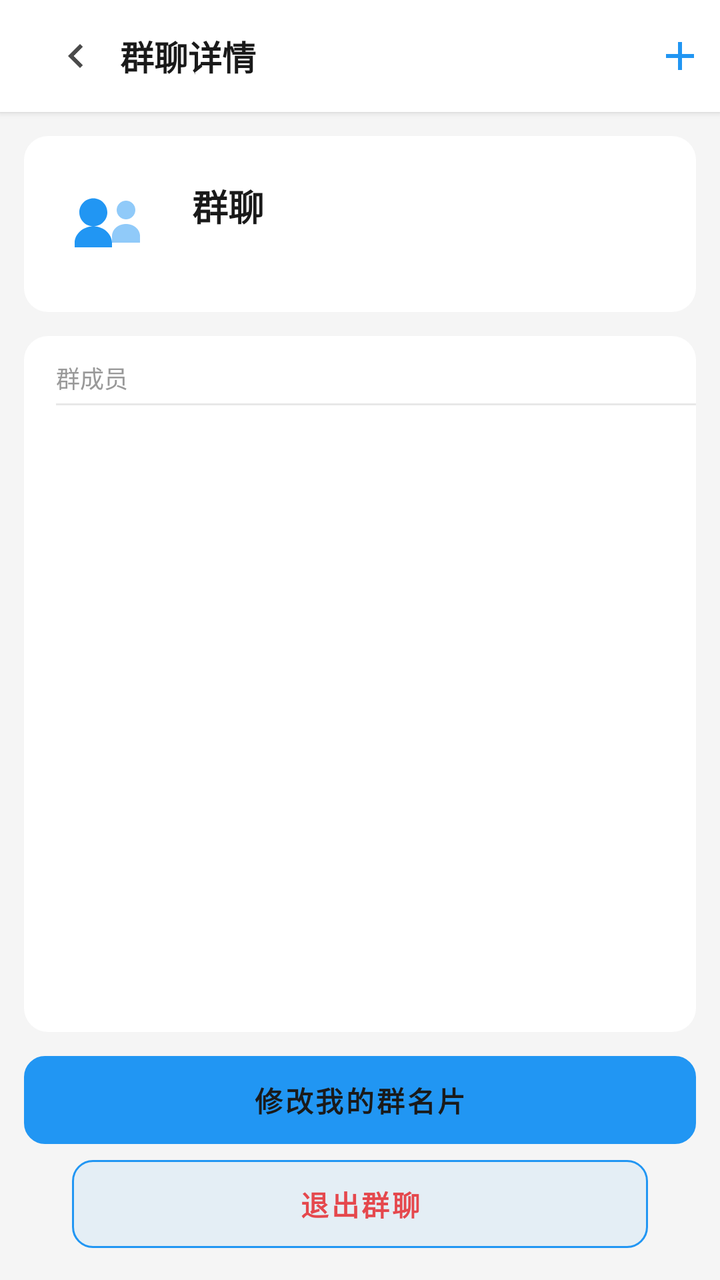
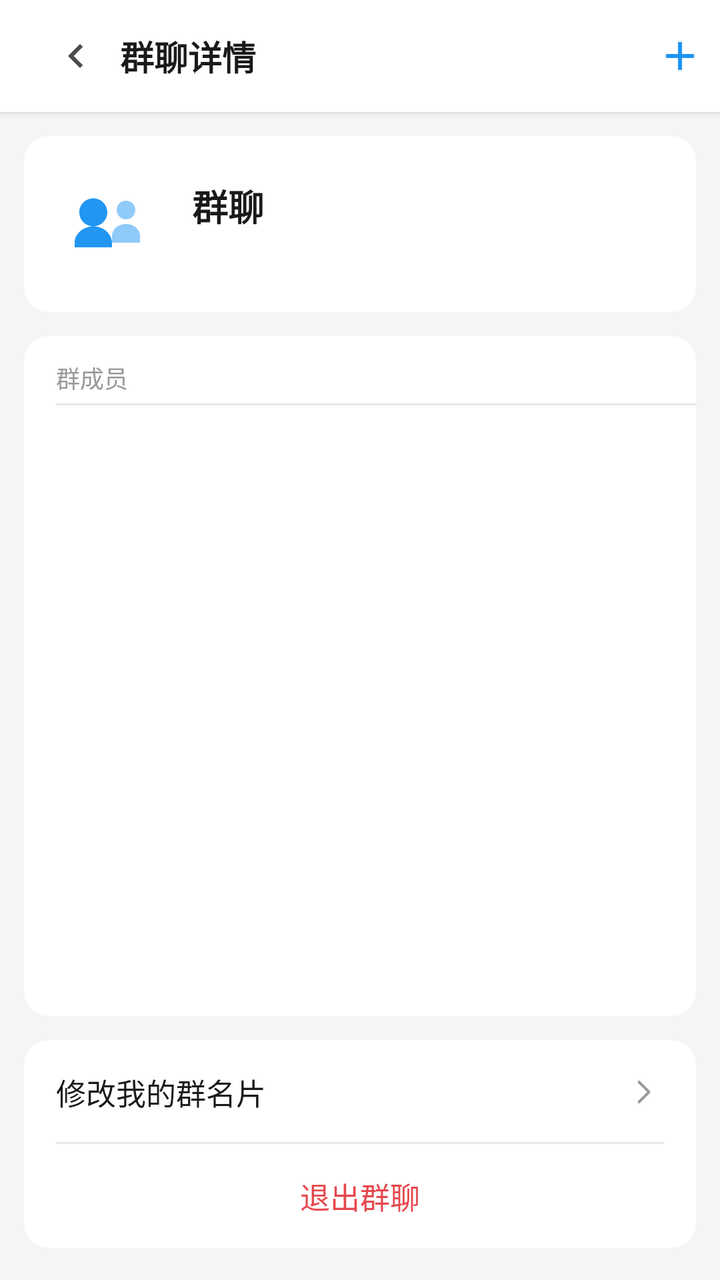

Compare the two renders of this Android layout. The source of the first and the diff that turns it into the second are given below.
<!-- AndroidManifest.xml: another module's application theme Theme.FamilyChat -->
<!-- res/layout/activity_group_detail.xml -->
<?xml version="1.0" encoding="utf-8"?>
<LinearLayout xmlns:android="http://schemas.android.com/apk/res/android"
    android:layout_width="match_parent" android:layout_height="match_parent"
    android:orientation="vertical" android:background="@color/bg">

    
    <androidx.appcompat.widget.Toolbar
        android:id="@+id/chatToolbar"
        android:layout_width="match_parent" android:layout_height="@dimen/toolbar_height"
        android:background="@color/surface" android:elevation="2dp">
        <LinearLayout android:layout_width="match_parent" android:layout_height="match_parent"
            android:orientation="horizontal" android:gravity="center_vertical">
            <ImageButton android:id="@+id/btnBack"
                android:layout_width="44dp" android:layout_height="44dp"
                android:background="?attr/selectableItemBackgroundBorderless"
                android:src="@drawable/ic_back" android:tint="?attr/colorIcon" android:scaleType="center" />
            <TextView android:id="@+id/tvTitle"
                android:layout_width="0dp" android:layout_height="wrap_content" android:layout_weight="1"
                android:text="群聊详情" android:textSize="@dimen/text_size_title" android:textStyle="bold"
                android:textColor="@color/text" />
            <ImageButton android:id="@+id/btnAdd"
                android:layout_width="40dp" android:layout_height="40dp"
                android:src="@drawable/ic_add" android:tint="@color/green"
                android:scaleType="fitCenter" android:padding="8dp"
                android:background="?attr/selectableItemBackgroundBorderless" />
        </LinearLayout>
    </androidx.appcompat.widget.Toolbar>

    
    <LinearLayout android:layout_width="match_parent" android:layout_height="wrap_content"
        android:orientation="horizontal" android:gravity="center_vertical"
        android:background="@drawable/bg_ff_card"
        android:layout_marginStart="@dimen/spacing_m" android:layout_marginEnd="@dimen/spacing_m"
        android:layout_marginTop="@dimen/spacing_m"
        android:padding="@dimen/card_padding">

        <ImageView android:id="@+id/ivGroupAvatar"
            android:layout_width="56dp" android:layout_height="56dp"
            android:src="@drawable/ic_group" android:scaleType="centerCrop" />

        <LinearLayout android:layout_width="0dp" android:layout_height="wrap_content"
            android:layout_weight="1" android:orientation="vertical"
            android:layout_marginStart="@dimen/spacing_m">
            
            <TextView android:id="@+id/tvGroupName"
                android:layout_width="wrap_content" android:layout_height="wrap_content"
                android:text="群聊" android:textSize="18sp" android:textStyle="bold"
                android:textColor="@color/text" android:maxLines="1" android:ellipsize="end" />
            <TextView android:id="@+id/tvGroupCount"
                android:layout_width="wrap_content" android:layout_height="wrap_content"
                android:text="" android:textSize="@dimen/text_size_caption"
                android:textColor="@color/text_secondary"
                android:layout_marginTop="2dp" />
        </LinearLayout>
    </LinearLayout>

    
    <LinearLayout android:layout_width="match_parent" android:layout_height="0dp"
        android:layout_weight="1" android:orientation="vertical"
        android:background="@drawable/bg_ff_card"
        android:layout_marginStart="@dimen/spacing_m" android:layout_marginEnd="@dimen/spacing_m"
        android:layout_marginTop="@dimen/spacing_m" android:layout_marginBottom="@dimen/spacing_m"
        android:clipToPadding="false">

        
        <TextView android:layout_width="match_parent" android:layout_height="wrap_content"
            android:text="群成员" android:textSize="@dimen/text_size_caption"
            android:textColor="@color/text_secondary"
            android:paddingStart="@dimen/spacing_l" android:paddingEnd="@dimen/spacing_l"
            android:paddingTop="@dimen/spacing_m" android:paddingBottom="@dimen/spacing_xs" />

        <View android:layout_width="match_parent" android:layout_height="@dimen/divider_height"
            android:layout_marginStart="@dimen/spacing_l" android:background="@color/divider" />

        <androidx.recyclerview.widget.RecyclerView android:id="@+id/rvGroupMembers"
            android:layout_width="match_parent" android:layout_height="0dp"
            android:layout_weight="1" android:clipToPadding="false" />
    </LinearLayout>

    
    <LinearLayout android:layout_width="match_parent" android:layout_height="wrap_content"
        android:orientation="vertical"
        android:layout_marginStart="@dimen/spacing_m" android:layout_marginEnd="@dimen/spacing_m"
        android:layout_marginBottom="@dimen/spacing_l">

        <Button android:id="@+id/btnEditNickname"
            style="@style/Widget.FF.Button.Secondary"
            android:layout_width="match_parent"
            android:layout_height="@dimen/button_height"
            android:text="修改我的群名片" />

        
        <Button android:id="@+id/btnTransfer"
            style="@style/Widget.FF.Button.Warning"
            android:layout_width="match_parent"
            android:layout_height="@dimen/button_height"
            android:layout_marginTop="@dimen/spacing_s"
            android:visibility="gone"
            android:text="转让群主" />

        
        <Button android:id="@+id/btnLeaveGroup"
            style="@style/Widget.FF.Button.Danger"
            android:layout_width="match_parent"
            android:layout_height="@dimen/button_height"
            android:layout_marginStart="@dimen/spacing_xl"
            android:layout_marginEnd="@dimen/spacing_xl"
            android:layout_marginTop="@dimen/spacing_s"
            android:text="退出群聊" />
    </LinearLayout>
</LinearLayout>
<!-- resources referenced by this layout -->
<resources>
  <color name="bg">#F5F5F5</color>
  <color name="divider">#E8E8E8</color>
  <color name="green">#2196F3</color>
  <color name="surface">#FFFFFF</color>
  <color name="text">#1A1A1A</color>
  <dimen name="button_height">44dp</dimen>
  <dimen name="card_padding">16dp</dimen>
  <dimen name="divider_height">1dp</dimen>
  <dimen name="spacing_l">16dp</dimen>
  <dimen name="spacing_m">12dp</dimen>
  <dimen name="spacing_s">8dp</dimen>
  <dimen name="spacing_xl">24dp</dimen>
  <dimen name="spacing_xs">4dp</dimen>
  <dimen name="text_size_title">17sp</dimen>
  <dimen name="toolbar_height">56dp</dimen>
  <style name="Widget.FF.Button.Danger">
          <item name="android:background">@drawable/bg_ff_btn_danger</item>
          <item name="android:textColor">@color/danger</item>
      </style>
  <style name="Widget.FF.Button.Secondary">
          <item name="android:background">@drawable/bg_ff_btn_secondary</item>
          <item name="android:textColor">@color/on_surface</item>
      </style>
  <style name="Widget.FF.Button.Warning">
          <item name="android:background">@drawable/bg_ff_btn_warning</item>
          <item name="android:textColor">@color/warning</item>
      </style>
  <color name="card_bg">#FFFFFF</color>
  <dimen name="radius_l">12dp</dimen>
  <!-- drawable bg_ff_btn_danger (drawable) -->
  <?xml version="1.0" encoding="utf-8"?>
  <selector xmlns:android="http://schemas.android.com/apk/res/android">
      <item android:state_pressed="true">
          <shape android:shape="rectangle">
              <solid android:color="@color/danger_bg" />
              <stroke android:width="1dp" android:color="@color/danger_pressed" />
              <corners android:radius="@dimen/radius_m" />
          </shape>
      </item>
      <item>
          <shape android:shape="rectangle">
              <solid android:color="@color/danger_bg" />
              <stroke android:width="1dp" android:color="@color/danger" />
              <corners android:radius="@dimen/radius_m" />
          </shape>
      </item>
  </selector>
  <color name="danger">#E5484D</color>
  <!-- drawable bg_ff_btn_secondary (drawable) -->
  <?xml version="1.0" encoding="utf-8"?>
  <selector xmlns:android="http://schemas.android.com/apk/res/android">
      <item android:state_pressed="true">
          <shape android:shape="rectangle">
              <solid android:color="@color/surface_pressed" />
              <stroke android:width="1dp" android:color="@color/divider" />
              <corners android:radius="@dimen/radius_m" />
          </shape>
      </item>
      <item>
          <shape android:shape="rectangle">
              <solid android:color="@color/surface" />
              <stroke android:width="1dp" android:color="@color/divider" />
              <corners android:radius="@dimen/radius_m" />
          </shape>
      </item>
  </selector>
  <color name="on_surface">#1A1A1A</color>
  <!-- drawable bg_ff_btn_warning (drawable) -->
  <?xml version="1.0" encoding="utf-8"?>
  <selector xmlns:android="http://schemas.android.com/apk/res/android">
      <item android:state_pressed="true">
          <shape android:shape="rectangle">
              <solid android:color="@color/warning_bg" />
              <stroke android:width="1dp" android:color="@color/warning_pressed" />
              <corners android:radius="@dimen/radius_m" />
          </shape>
      </item>
      <item>
          <shape android:shape="rectangle">
              <solid android:color="@color/warning_bg" />
              <stroke android:width="1dp" android:color="@color/warning" />
              <corners android:radius="@dimen/radius_m" />
          </shape>
      </item>
  </selector>
  <color name="warning">#F5A524</color>
  <color name="green_dark">#1976D2</color>
  <color name="white">#FFFFFF</color>
  <color name="icon">#4A4A4A</color>
  <color name="danger_bg">#14E5484D</color>
  <color name="danger_pressed">#C93A3E</color>
  <dimen name="radius_m">10dp</dimen>
  <color name="surface_pressed">#EDEDED</color>
  <color name="warning_bg">#14F5A524</color>
  <color name="warning_pressed">#D98C15</color>
  <!-- unchanged entries left out for length: 7 -->
</resources>

<!-- the commit's change to res/layout/activity_group_detail.xml (unified diff, before → after) -->
@@ -1,5 +1,6 @@
 <?xml version="1.0" encoding="utf-8"?>
 <LinearLayout xmlns:android="http://schemas.android.com/apk/res/android"
+    xmlns:app="http://schemas.android.com/apk/res-auto"
     android:layout_width="match_parent" android:layout_height="match_parent"
     android:orientation="vertical" android:background="@color/bg">
 
@@ -78,34 +79,42 @@
     </LinearLayout>
 
     
-    <LinearLayout android:layout_width="match_parent" android:layout_height="wrap_content"
-        android:orientation="vertical"
+    <com.google.android.material.card.MaterialCardView
+        android:layout_width="match_parent" android:layout_height="wrap_content"
         android:layout_marginStart="@dimen/spacing_m" android:layout_marginEnd="@dimen/spacing_m"
-        android:layout_marginBottom="@dimen/spacing_l">
+        android:layout_marginBottom="@dimen/spacing_l"
+        app:cardBackgroundColor="@color/action_card_bg"
+        app:cardCornerRadius="@dimen/radius_l"
+        app:cardElevation="0dp"
+        app:strokeWidth="0dp">
 
-        <Button android:id="@+id/btnEditNickname"
-            style="@style/Widget.FF.Button.Secondary"
-            android:layout_width="match_parent"
-            android:layout_height="@dimen/button_height"
-            android:text="修改我的群名片" />
+        <LinearLayout android:layout_width="match_parent" android:layout_height="wrap_content"
+            android:orientation="vertical">
 
-        
-        <Button android:id="@+id/btnTransfer"
-            style="@style/Widget.FF.Button.Warning"
-            android:layout_width="match_parent"
-            android:layout_height="@dimen/button_height"
-            android:layout_marginTop="@dimen/spacing_s"
-            android:visibility="gone"
-            android:text="转让群主" />
+            
+            <androidx.appcompat.widget.AppCompatButton
+                android:id="@+id/btnEditNickname"
+                style="@style/Widget.FF.ActionRow.Divider"
+                android:layout_width="match_parent"
+                android:layout_height="@dimen/row_height"
+                android:text="修改我的群名片" />
 
-        
-        <Button android:id="@+id/btnLeaveGroup"
-            style="@style/Widget.FF.Button.Danger"
-            android:layout_width="match_parent"
-            android:layout_height="@dimen/button_height"
-            android:layout_marginStart="@dimen/spacing_xl"
-            android:layout_marginEnd="@dimen/spacing_xl"
-            android:layout_marginTop="@dimen/spacing_s"
-            android:text="退出群聊" />
-    </LinearLayout>
+            
+            <androidx.appcompat.widget.AppCompatButton
+                android:id="@+id/btnTransfer"
+                style="@style/Widget.FF.ActionRow.Divider"
+                android:layout_width="match_parent"
+                android:layout_height="@dimen/row_height"
+                android:visibility="gone"
+                android:text="转让群主" />
+
+            
+            <androidx.appcompat.widget.AppCompatButton
+                android:id="@+id/btnLeaveGroup"
+                style="@style/Widget.FF.ActionRow.Danger"
+                android:layout_width="match_parent"
+                android:layout_height="@dimen/row_height"
+                android:text="退出群聊" />
+        </LinearLayout>
+    </com.google.android.material.card.MaterialCardView>
 </LinearLayout>
<!-- resource entries referenced after the edit -->
@@ -1,100 +1,63 @@
 <!-- resources referenced by this layout -->
 <resources>
+  <color name="action_card_bg">#FFFFFF</color>
   <color name="bg">#F5F5F5</color>
   <color name="divider">#E8E8E8</color>
   <color name="green">#2196F3</color>
   <color name="surface">#FFFFFF</color>
   <color name="text">#1A1A1A</color>
-  <dimen name="button_height">44dp</dimen>
   <dimen name="card_padding">16dp</dimen>
   <dimen name="divider_height">1dp</dimen>
   <dimen name="spacing_l">16dp</dimen>
   <dimen name="spacing_m">12dp</dimen>
-  <dimen name="spacing_s">8dp</dimen>
-  <dimen name="spacing_xl">24dp</dimen>
   <dimen name="spacing_xs">4dp</dimen>
   <dimen name="text_size_title">17sp</dimen>
   <dimen name="toolbar_height">56dp</dimen>
-  <style name="Widget.FF.Button.Danger">
-          <item name="android:background">@drawable/bg_ff_btn_danger</item>
-          <item name="android:textColor">@color/danger</item>
+  <style name="Widget.FF.ActionRow.Danger">
+          <item name="android:textColor">@color/action_danger_text</item>
+          <item name="android:gravity">center</item>
+          <item name="android:drawableEnd">@null</item>
       </style>
-  <style name="Widget.FF.Button.Secondary">
-          <item name="android:background">@drawable/bg_ff_btn_secondary</item>
-          <item name="android:textColor">@color/on_surface</item>
-      </style>
-  <style name="Widget.FF.Button.Warning">
-          <item name="android:background">@drawable/bg_ff_btn_warning</item>
-          <item name="android:textColor">@color/warning</item>
+  <style name="Widget.FF.ActionRow.Divider">
+          <item name="android:background">@drawable/bg_ff_action_row_divider</item>
       </style>
   <color name="card_bg">#FFFFFF</color>
-  <dimen name="radius_l">12dp</dimen>
-  <!-- drawable bg_ff_btn_danger (drawable) -->
+  <color name="action_danger_text">#E5484D</color>
+  <!-- drawable bg_ff_action_row_divider (drawable) -->
   <?xml version="1.0" encoding="utf-8"?>
-  <selector xmlns:android="http://schemas.android.com/apk/res/android">
-      <item android:state_pressed="true">
+  <ripple xmlns:android="http://schemas.android.com/apk/res/android"
+      android:color="@color/action_row_ripple">
+      <item android:id="@android:id/mask">
           <shape android:shape="rectangle">
-              <solid android:color="@color/danger_bg" />
-              <stroke android:width="1dp" android:color="@color/danger_pressed" />
-              <corners android:radius="@dimen/radius_m" />
+              <solid android:color="@color/action_card_bg" />
           </shape>
       </item>
       <item>
-          <shape android:shape="rectangle">
-              <solid android:color="@color/danger_bg" />
-              <stroke android:width="1dp" android:color="@color/danger" />
-              <corners android:radius="@dimen/radius_m" />
-          </shape>
+          <layer-list>
+              <item>
+                  <shape android:shape="rectangle">
+                      <solid android:color="@android:color/transparent" />
+                  </shape>
+              </item>
+              <item
+                  android:left="@dimen/card_padding"
+                  android:right="@dimen/card_padding"
+                  android:height="@dimen/divider_height"
+                  android:gravity="bottom">
+                  <shape android:shape="rectangle">
+                      <solid android:color="@color/action_card_divider" />
+                  </shape>
+              </item>
+          </layer-list>
       </item>
-  </selector>
-  <color name="danger">#E5484D</color>
-  <!-- drawable bg_ff_btn_secondary (drawable) -->
-  <?xml version="1.0" encoding="utf-8"?>
-  <selector xmlns:android="http://schemas.android.com/apk/res/android">
-      <item android:state_pressed="true">
-          <shape android:shape="rectangle">
-              <solid android:color="@color/surface_pressed" />
-              <stroke android:width="1dp" android:color="@color/divider" />
-              <corners android:radius="@dimen/radius_m" />
-          </shape>
-      </item>
-      <item>
-          <shape android:shape="rectangle">
-              <solid android:color="@color/surface" />
-              <stroke android:width="1dp" android:color="@color/divider" />
-              <corners android:radius="@dimen/radius_m" />
-          </shape>
-      </item>
-  </selector>
-  <color name="on_surface">#1A1A1A</color>
-  <!-- drawable bg_ff_btn_warning (drawable) -->
-  <?xml version="1.0" encoding="utf-8"?>
-  <selector xmlns:android="http://schemas.android.com/apk/res/android">
-      <item android:state_pressed="true">
-          <shape android:shape="rectangle">
-              <solid android:color="@color/warning_bg" />
-              <stroke android:width="1dp" android:color="@color/warning_pressed" />
-              <corners android:radius="@dimen/radius_m" />
-          </shape>
-      </item>
-      <item>
-          <shape android:shape="rectangle">
-              <solid android:color="@color/warning_bg" />
-              <stroke android:width="1dp" android:color="@color/warning" />
-              <corners android:radius="@dimen/radius_m" />
-          </shape>
-      </item>
-  </selector>
-  <color name="warning">#F5A524</color>
+  </ripple>
+  <dimen name="radius_l">12dp</dimen>
+  <dimen name="row_height">52dp</dimen>
   <color name="green_dark">#1976D2</color>
   <color name="white">#FFFFFF</color>
   <color name="icon">#4A4A4A</color>
-  <color name="danger_bg">#14E5484D</color>
-  <color name="danger_pressed">#C93A3E</color>
-  <dimen name="radius_m">10dp</dimen>
-  <color name="surface_pressed">#EDEDED</color>
-  <color name="warning_bg">#14F5A524</color>
-  <color name="warning_pressed">#D98C15</color>
+  <color name="action_row_ripple">#14000000</color>
+  <color name="action_card_divider">#E8E8E8</color>
   <!-- unchanged entries left out for length: 7 -->
 </resources>
 
